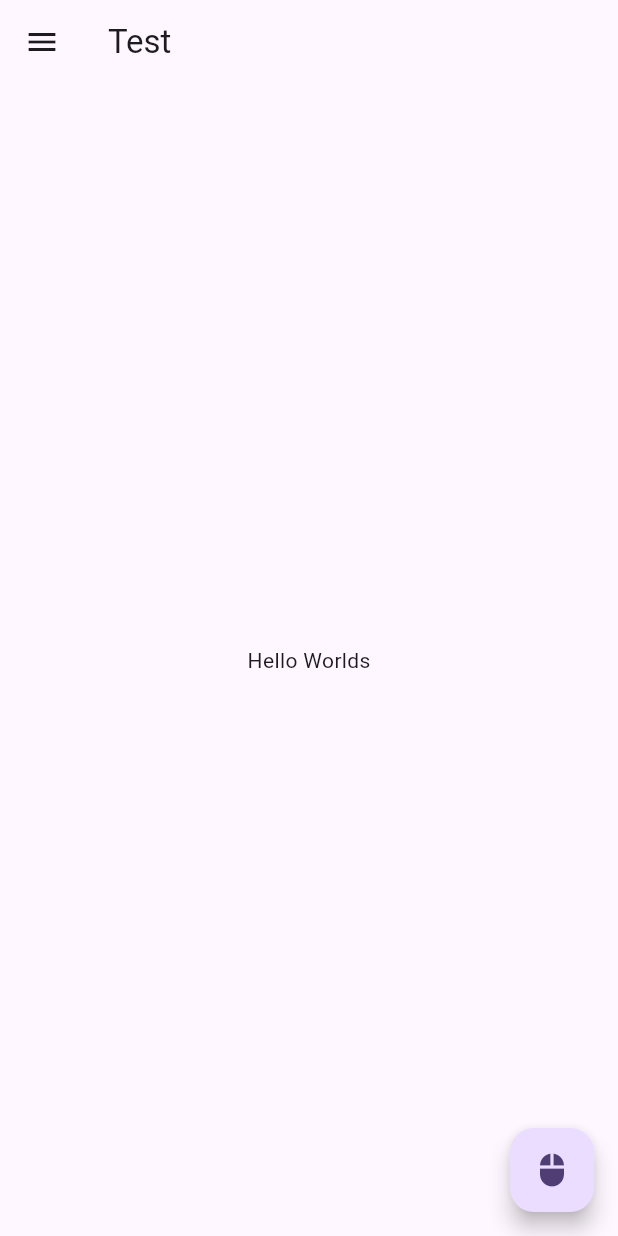
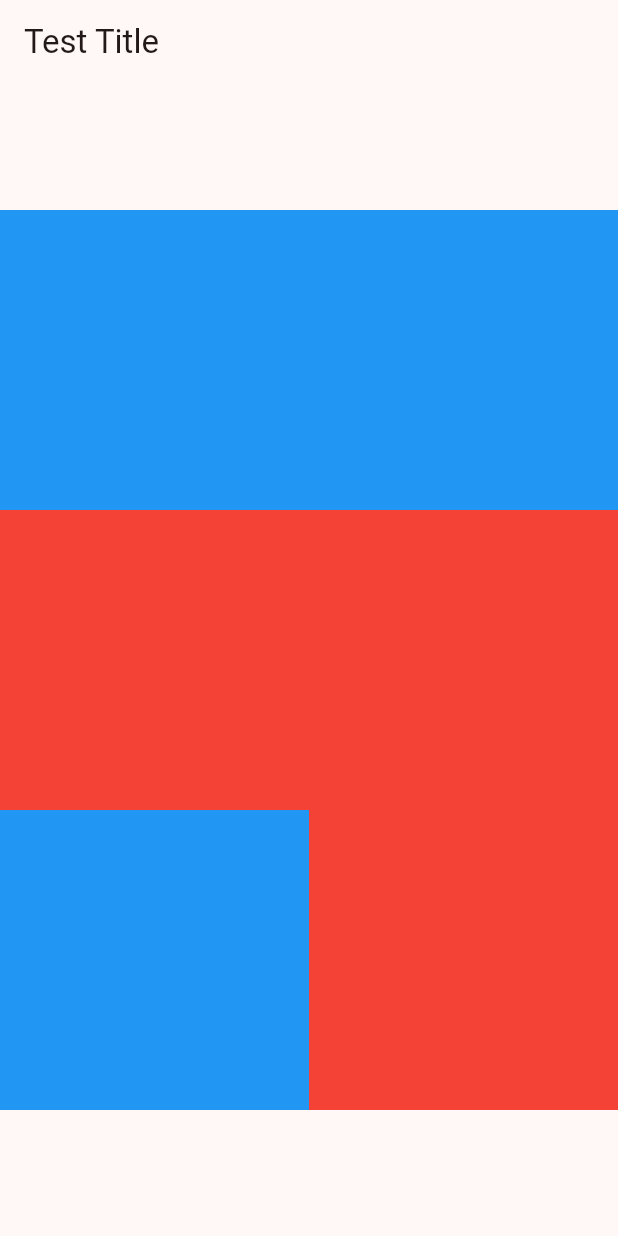
Before and after one commit to sunjom/Baobab_AppFront, a Flutter app: the screen it shows after launch, on a phone screen of 412 x 824 dp. Run offline on Flutter 3.47's test engine with Material 3 defaults, Android fonts, the phone set to English and light mode, and no system bars.

Commit message:
[FE] Row,Col, Align에 대해 공부

```diff
--- a/code/lib/main.dart
+++ b/code/lib/main.dart
@@ -12,7 +12,7 @@ class MyApp extends StatelessWidget {
     return MaterialApp(
       title: 'Flutter Demo',
       theme: ThemeData(
-        colorScheme: ColorScheme.fromSeed(seedColor: Colors.deepPurple),
+        colorScheme: ColorScheme.fromSeed(seedColor: Colors.red),
         useMaterial3: true,
       ),
       home: const MyHomePage(),
@@ -33,28 +33,54 @@ class _MyHomePageState extends State<MyHomePage> {
   Widget build(BuildContext context) {
     return Scaffold(
       appBar: AppBar(
-        title:const Text("Test"),
+        title:const Text("Test Title"),
       ),
-      drawer: Drawer(
-        child: ListView(
-          padding: EdgeInsets.zero,
-          children: const [
-            DrawerHeader(
-              decoration: BoxDecoration(
-                color: Colors.blue,
-              ),
-              child: Text("Drawer Headr"),
+      body: Container(
+        alignment: Alignment.topLeft,
+        //Column or Row, Row를 두개 쓰고싶다면 Ctrl + .
+        child: Column(
+          // mainAxisAlignment => justify-content
+          //crossAxisAlignment => align-items
+          // Row => 가로축 기준 가운데
+          // Column => 세로축 기준 가운데.
+          mainAxisAlignment: MainAxisAlignment.center,
+          crossAxisAlignment: CrossAxisAlignment.center,
+          children: [
+            Column(
+              mainAxisAlignment: MainAxisAlignment.spaceEvenly,
+              children: [
+                Container(
+                  width: MediaQuery.of(context).size.height/2,
+                  height:200,
+                  color: Colors.blue,
+                ),
+                Container(
+                  width: MediaQuery.of(context).size.height/2,
+                  height:200,
+                  color: Colors.red,
+                )
+              ],
             ),
-            ListTile(
-              title: Text("Menu 1"),
-            ),
+            Row(
+              mainAxisAlignment: MainAxisAlignment.center,
+              children: [
+                Container(
+                  //MediaQuery.of(context).size 앱 화면 크기
+                  //MediaQuery.of(context).size.width(or height)
+                  width: MediaQuery.of(context).size.width/2,
+                  height:200,
+                  color: Colors.blue,
+                ),
+                Container(
+                  width: MediaQuery.of(context).size.width/2,
+                  height:200,
+                  color: Colors.red,
+                )
+              ],
+            )
           ],
-        )),
-
-      body:const Center(
-        child:Text("Hello Worlds"),
-      ),
-      floatingActionButton: FloatingActionButton(onPressed: () => print("Clicked"),child:const Icon(Icons.mouse),),
+        )
+      )
     );
   }
 }
```
